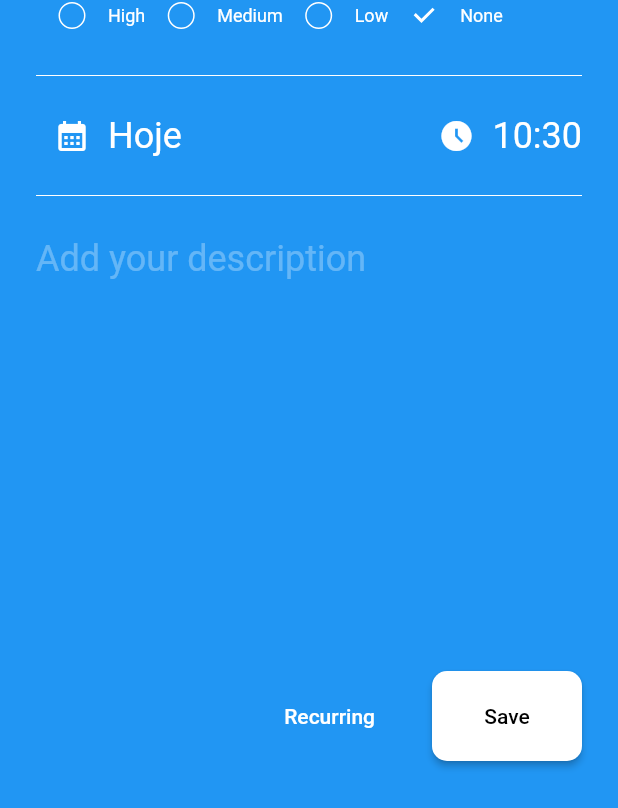
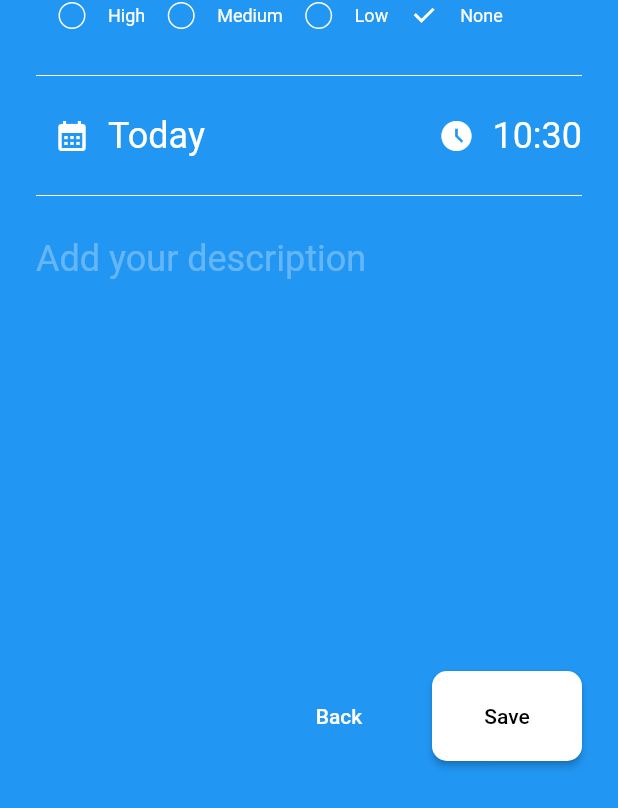
Before and after one commit to raultocantins/taskT, a Flutter app: the screen it shows after launch, after a tap on the "add" icon, on a phone screen of 412 x 824 dp. Shown: the part 403-1211 px from the top of the screen. Run offline on Flutter 3.47's test engine with Material 2 defaults, Android fonts, the phone set to English and light mode, and no system bars; our stand-ins replace dartz, flutter_datetime_picker_plus, flutter_local_notifications, flutter_mobx, flutter_timezone, get_it and 6 more; missing offline and left inert: tekartik_app_flutter_sqflite; accounts and stored records are empty; generated files the repository leaves out were written again.

Commit message:
add internalization in app

```diff
--- a/lib/main.dart
+++ b/lib/main.dart
@@ -1,6 +1,8 @@
 import 'package:flutter/foundation.dart';
 import 'package:flutter/material.dart';
+import 'package:flutter_localizations/flutter_localizations.dart';
 import 'package:get_it/get_it.dart';
+import 'package:task_planner/generated/l10n.dart';
 import 'package:task_planner/src/features/home/presenter/screens/home_page.dart';
 import 'package:task_planner/src/shared/services/database/db.dart';
 import 'package:task_planner/src/shared/dependencies/get_it.dart';
@@ -28,6 +30,13 @@ class MyApp extends StatelessWidget {
   Widget build(BuildContext context) {
     return MaterialApp(
       navigatorKey: NavigatorKey.navigatorKey,
+      localizationsDelegates: const [
+        GlobalMaterialLocalizations.delegate,
+        GlobalWidgetsLocalizations.delegate,
+        GlobalCupertinoLocalizations.delegate,
+        S.delegate
+      ],
+      supportedLocales: S.delegate.supportedLocales,
       debugShowCheckedModeBanner: false,
       title: 'Task planner',
       darkTheme: ThemeData.light(),
--- a/lib/src/features/home/presenter/controllers/state_controller.dart
+++ b/lib/src/features/home/presenter/controllers/state_controller.dart
@@ -1,5 +1,7 @@
+import 'package:flutter/material.dart';
 import 'package:get_it/get_it.dart';
 import 'package:mobx/mobx.dart';
+import 'package:task_planner/generated/l10n.dart';
 import 'package:task_planner/src/features/home/domain/entities/task_entity.dart';
 import 'package:task_planner/src/features/home/domain/usecases/delete_task_usecase.dart';
 import 'package:task_planner/src/features/home/domain/usecases/get_tasks_usecase.dart';
@@ -37,9 +39,9 @@ abstract class _StateControllerBase with Store {
   @observable
   List<TaskEntity> _tasks = [];
 
-  String get dateFormated => _dateSelected != null
+  String dateFormated(BuildContext context) => _dateSelected != null
       ? _dateSelected?.formatDate() ?? ''
-      : 'Showing all tasks';
+      : S.of(context).alltasks;
 
   Map<DateTime, List<TaskEntity>> get groupByDay {
     _tasks.sort((a, b) => b.date.compareTo(a.date));
--- a/lib/src/features/home/presenter/screens/home_page.dart
+++ b/lib/src/features/home/presenter/screens/home_page.dart
@@ -3,6 +3,7 @@ import 'package:flutter/material.dart';
 import 'package:flutter_mobx/flutter_mobx.dart';
 import 'package:get_it/get_it.dart';
 import 'package:lottie/lottie.dart';
+import 'package:task_planner/generated/l10n.dart';
 import 'package:task_planner/src/features/home/domain/entities/task_entity.dart';
 import 'package:task_planner/src/features/home/presenter/controllers/state_controller.dart';
 import 'package:task_planner/src/features/home/presenter/widgets/date_bottomsheet.dart';
@@ -68,9 +69,9 @@ class _HomeScreenState extends State<HomeScreen>
                 children: [
                   Row(
                     children: [
-                      const Text(
-                        'My tasks',
-                        style: TextStyle(fontSize: 40),
+                      Text(
+                        S.of(context).title,
+                        style: const TextStyle(fontSize: 40),
                       ),
                       const Expanded(child: SizedBox()),
                       IconButton(
@@ -104,7 +105,7 @@ class _HomeScreenState extends State<HomeScreen>
                   Padding(
                     padding: const EdgeInsets.symmetric(vertical: 10),
                     child: Text(
-                      _stateController?.dateFormated ?? '',
+                      _stateController?.dateFormated(context) ?? '',
                       style: const TextStyle(
                         fontSize: 14,
                         color: Colors.grey,
@@ -125,7 +126,7 @@ class _HomeScreenState extends State<HomeScreen>
                         child: Row(
                           children: [
                             Text(
-                              'Undone',
+                              S.of(context).undone,
                               style: TextStyle(
                                   fontSize: 16,
                                   color: (_stateController?.done ?? false)
@@ -147,12 +148,13 @@ class _HomeScreenState extends State<HomeScreen>
                           _pageController.jumpToPage(1);
                         },
                         child: Text(
-                          'Done',
+                          S.of(context).done,
                           style: TextStyle(
                             fontSize: 16,
                             color: (_stateController?.done ?? false)
                                 ? Colors.black
-                                  : Colors.grey),
+                                : Colors.grey,
+                          ),
                         ),
                       ),
                     ],
@@ -174,8 +176,8 @@ class _HomeScreenState extends State<HomeScreen>
                                               'assets/animations/empty.json'),
                                         )
                                   : ListView.builder(
-                                        itemCount: _stateController
-                                                ?.groupByDay.length ??
+                                      itemCount:
+                                          _stateController?.groupByDay.length ??
                                               0,
                                       itemBuilder:
                                           (BuildContext context, int index) {
@@ -183,8 +185,7 @@ class _HomeScreenState extends State<HomeScreen>
                                             ?.groupByDay.keys
                                             .elementAt(index);
                                         List<TaskEntity>? items =
-                                              _stateController
-                                                  ?.groupByDay.values
+                                            _stateController?.groupByDay.values
                                                 .elementAt(index);
 
                                         return Column(
@@ -203,7 +204,8 @@ class _HomeScreenState extends State<HomeScreen>
                                                   alignment:
                                                       Alignment.centerLeft,
                                                   child: Text(
-                                                      day!.formatDateDefault(),
+                                                    day!.formatDateDefault(
+                                                        context),
                                                     style: const TextStyle(
                                                       color: Colors.grey,
                                                     ),
@@ -251,8 +253,8 @@ class _HomeScreenState extends State<HomeScreen>
                                               'assets/animations/empty.json'),
                                         )
                                   : ListView.builder(
-                                        itemCount: _stateController
-                                                ?.groupByDay.length ??
+                                      itemCount:
+                                          _stateController?.groupByDay.length ??
                                               0,
                                       itemBuilder:
                                           (BuildContext context, int index) {
@@ -260,8 +262,7 @@ class _HomeScreenState extends State<HomeScreen>
                                             ?.groupByDay.keys
                                             .elementAt(index);
                                         List<TaskEntity>? items =
-                                              _stateController
-                                                  ?.groupByDay.values
+                                            _stateController?.groupByDay.values
                                                 .elementAt(index);
 
                                         return Column(
@@ -280,7 +281,8 @@ class _HomeScreenState extends State<HomeScreen>
                                                   alignment:
                                                       Alignment.centerLeft,
                                                   child: Text(
-                                                      day!.formatDateDefault(),
+                                                    day!.formatDateDefault(
+                                                        context),
                                                     style: const TextStyle(
                                                       color: Colors.grey,
                                                     ),
@@ -316,7 +318,8 @@ class _HomeScreenState extends State<HomeScreen>
                             },
                           ),
                         ),
-                        ]),
+                      ],
+                    ),
                   ),
                 ],
               ),
--- a/lib/src/features/home/presenter/utils/enums/tags_enum.dart
+++ b/lib/src/features/home/presenter/utils/enums/tags_enum.dart
@@ -1,20 +1,23 @@
+import 'package:flutter/material.dart';
+import 'package:task_planner/generated/l10n.dart';
+
 enum Tag { all, work, personal, wishlist, birthday }
 
 extension TagsExtensions on Tag {
-  String label() {
+  String label(BuildContext context) {
     switch (this) {
       case Tag.all:
-        return 'All';
+        return S.of(context).all;
       case Tag.work:
-        return 'Work';
+        return S.of(context).work;
       case Tag.personal:
-        return 'Personal';
+        return S.of(context).personal;
       case Tag.wishlist:
-        return 'Wishlist';
+        return S.of(context).wishlist;
       case Tag.birthday:
-        return 'Birthday';
+        return S.of(context).birthday;
       default:
-        return 'All';
+        return S.of(context).all;
     }
   }
 
--- a/lib/src/features/home/presenter/widgets/new_task_bottomsheet.dart
+++ b/lib/src/features/home/presenter/widgets/new_task_bottomsheet.dart
@@ -1,5 +1,6 @@
 import 'package:flutter/material.dart';
 import 'package:get_it/get_it.dart';
+import 'package:task_planner/generated/l10n.dart';
 import 'package:task_planner/src/features/home/domain/entities/task_entity.dart';
 import 'package:task_planner/src/features/home/presenter/controllers/state_controller.dart';
 import 'package:task_planner/src/features/home/presenter/utils/enums/priority_enum.dart';
@@ -116,7 +117,7 @@ class _NewTaskBottomSheetState extends State<NewTaskBottomSheet> {
                         counterStyle: const TextStyle(color: Colors.white),
                         border: InputBorder.none,
                         alignLabelWithHint: true,
-                        hintText: 'What do you need to do?',
+                        hintText: S.of(context).whattodo,
                         hintStyle: TextStyle(
                           color: Colors.white.withOpacity(0.3),
                           fontSize: 24,
@@ -140,7 +141,8 @@ class _NewTaskBottomSheetState extends State<NewTaskBottomSheet> {
                         padding: const EdgeInsets.symmetric(horizontal: 5),
                         child: GestureDetector(
                           onTap: () => updateTag(TagsCustom.tags[index]),
-                          child: Chip(
+                          child: Builder(builder: (context) {
+                            return Chip(
                               backgroundColor: _tag == TagsCustom.tags[index]
                                   ? Colors.white
                                   : Theme.of(context)
@@ -151,13 +153,14 @@ class _NewTaskBottomSheetState extends State<NewTaskBottomSheet> {
                               labelPadding: const EdgeInsets.symmetric(
                                   horizontal: 20, vertical: 4),
                               label: Text(
-                              TagsCustom.tags[index].label(),
+                                TagsCustom.tags[index].label(context),
                                 style: TextStyle(
                                     color: _tag == TagsCustom.tags[index]
                                         ? Theme.of(context).colorScheme.primary
                                         : Colors.white),
                               ),
-                          ),
+                            );
+                          }),
                         ),
                       );
                     },
@@ -177,8 +180,9 @@ class _NewTaskBottomSheetState extends State<NewTaskBottomSheet> {
                   crossAxisAlignment: CrossAxisAlignment.start,
                   mainAxisAlignment: MainAxisAlignment.center,
                   children: [
-                    const Text('Priority',
-                        style: TextStyle(color: Colors.white, fontSize: 15)),
+                    Text(S.of(context).priority,
+                        style:
+                            const TextStyle(color: Colors.white, fontSize: 15)),
                     Row(
                       children: [
                         Row(
@@ -195,10 +199,10 @@ class _NewTaskBottomSheetState extends State<NewTaskBottomSheet> {
                                 }
                               },
                             ),
-                            const Text(
-                              'High',
-                              style:
-                                  TextStyle(color: Colors.white, fontSize: 12),
+                            Text(
+                              S.of(context).high,
+                              style: const TextStyle(
+                                  color: Colors.white, fontSize: 12),
                             ),
                           ],
                         ),
@@ -216,10 +220,10 @@ class _NewTaskBottomSheetState extends State<NewTaskBottomSheet> {
                                 }
                               },
                             ),
-                            const Text(
-                              'Medium',
-                              style:
-                                  TextStyle(color: Colors.white, fontSize: 12),
+                            Text(
+                              S.of(context).medium,
+                              style: const TextStyle(
+                                  color: Colors.white, fontSize: 12),
                             ),
                           ],
                         ),
@@ -237,10 +241,10 @@ class _NewTaskBottomSheetState extends State<NewTaskBottomSheet> {
                                 }
                               },
                             ),
-                            const Text(
-                              'Low',
-                              style:
-                                  TextStyle(color: Colors.white, fontSize: 12),
+                            Text(
+                              S.of(context).low,
+                              style: const TextStyle(
+                                  color: Colors.white, fontSize: 12),
                             ),
                           ],
                         ),
@@ -258,10 +262,10 @@ class _NewTaskBottomSheetState extends State<NewTaskBottomSheet> {
                                 }
                               },
                             ),
-                            const Text(
-                              'None',
-                              style:
-                                  TextStyle(color: Colors.white, fontSize: 12),
+                            Text(
+                              S.of(context).none,
+                              style: const TextStyle(
+                                  color: Colors.white, fontSize: 12),
                             ),
                           ],
                         ),
@@ -306,7 +310,7 @@ class _NewTaskBottomSheetState extends State<NewTaskBottomSheet> {
                             ),
                             Text(
                               (_dateSelected ?? DateTime.now())
-                                  .formatDateDefault(),
+                                  .formatDateDefault(context),
                               style: const TextStyle(
                                   color: Colors.white, fontSize: 24),
                             ),
@@ -439,7 +443,7 @@ class _NewTaskBottomSheetState extends State<NewTaskBottomSheet> {
                         counterStyle: const TextStyle(color: Colors.white),
                         border: InputBorder.none,
                         alignLabelWithHint: true,
-                        hintText: 'Add your description',
+                        hintText: S.of(context).description,
                         hintStyle: TextStyle(
                           color: Colors.white.withOpacity(0.3),
                           fontSize: 24,
@@ -457,9 +461,12 @@ class _NewTaskBottomSheetState extends State<NewTaskBottomSheet> {
                   children: [
                     TextButton(
                       onPressed: () => Navigator.of(context).pop(),
-                        child: const Text('Recurring',
+                      child: Text(
+                        S.of(context).back,
                         style:
-                                TextStyle(color: Colors.white, fontSize: 14))),
+                            const TextStyle(color: Colors.white, fontSize: 14),
+                      ),
+                    ),
                     const SizedBox(
                       width: 30,
                     ),
@@ -467,10 +474,14 @@ class _NewTaskBottomSheetState extends State<NewTaskBottomSheet> {
                       style: ButtonStyle(
                           shape: MaterialStateProperty.all(
                             const RoundedRectangleBorder(
-                                  borderRadius:
-                                      BorderRadius.all(Radius.circular(10)))),
-                          fixedSize:
-                              MaterialStateProperty.all(const Size(100, 60)),
+                              borderRadius: BorderRadius.all(
+                                Radius.circular(10),
+                              ),
+                            ),
+                          ),
+                          fixedSize: MaterialStateProperty.all(
+                            const Size(100, 60),
+                          ),
                           backgroundColor:
                               MaterialStateProperty.all(Colors.white)),
                       onPressed: () {
@@ -508,9 +519,10 @@ class _NewTaskBottomSheetState extends State<NewTaskBottomSheet> {
                           Navigator.of(context).pop();
                         }
                       },
-                      child: const Text(
-                        'Save',
-                        style: TextStyle(color: Colors.black, fontSize: 14),
+                      child: Text(
+                        S.of(context).save,
+                        style:
+                            const TextStyle(color: Colors.black, fontSize: 14),
                       ),
                     )
                   ],
--- a/lib/src/features/home/presenter/widgets/tags_custom_widget.dart
+++ b/lib/src/features/home/presenter/widgets/tags_custom_widget.dart
@@ -51,7 +51,7 @@ class _TagsCustomState extends State<TagsCustom> {
                     labelPadding:
                         const EdgeInsets.symmetric(horizontal: 20, vertical: 4),
                     label: Text(
-                      TagsCustom.tags[index].label(),
+                      TagsCustom.tags[index].label(context),
                       style: TextStyle(
                           color: _stateController?.tag == TagsCustom.tags[index]
                               ? Colors.white
--- a/lib/src/shared/utils/extensions/date_extension.dart
+++ b/lib/src/shared/utils/extensions/date_extension.dart
@@ -1,5 +1,7 @@
+import 'package:flutter/material.dart';
 import 'package:intl/date_symbol_data_local.dart';
 import 'package:intl/intl.dart';
+import 'package:task_planner/generated/l10n.dart';
 
 extension DateFormated on DateTime {
   String formatDate() {
@@ -7,17 +9,17 @@ extension DateFormated on DateTime {
     return DateFormat('dd MMM yyyy. EEEE', 'pt_BR').format(this);
   }
 
-  String formatDateDefault() {
+  String formatDateDefault(BuildContext context) {
     initializeDateFormatting();
 
     if (day == DateTime.now().toLocal().day) {
-      return 'Hoje';
+      return S.of(context).today;
     } else if (day ==
         DateTime.now().toLocal().add(const Duration(days: 1)).day) {
-      return 'Amanhã';
+      return S.of(context).tomorrow;
     } else if (day ==
-        DateTime.now().toLocal().subtract((const Duration(days: 1))).day) {
-      return 'Ontem';
+        DateTime.now().toLocal().subtract(const Duration(days: 1)).day) {
+      return S.of(context).yesterday;
     } else {
       return DateFormat('dd/MM/yyyy', 'pt_BR').format(this);
     }
```
Also changed, not shown: lib/l10n/intl_en.arb (added, +24 -0 lines), lib/l10n/intl_pt.arb (added, +24 -0 lines), pubspec.yaml (+19 -81 lines), lib/generated/intl/messages_all.dart (added), lib/generated/intl/messages_en.dart (added), lib/generated/intl/messages_pt.dart (added), lib/generated/l10n.dart (added), pubspec.lock. Lines whose indentation alone changed are shown as unchanged.
